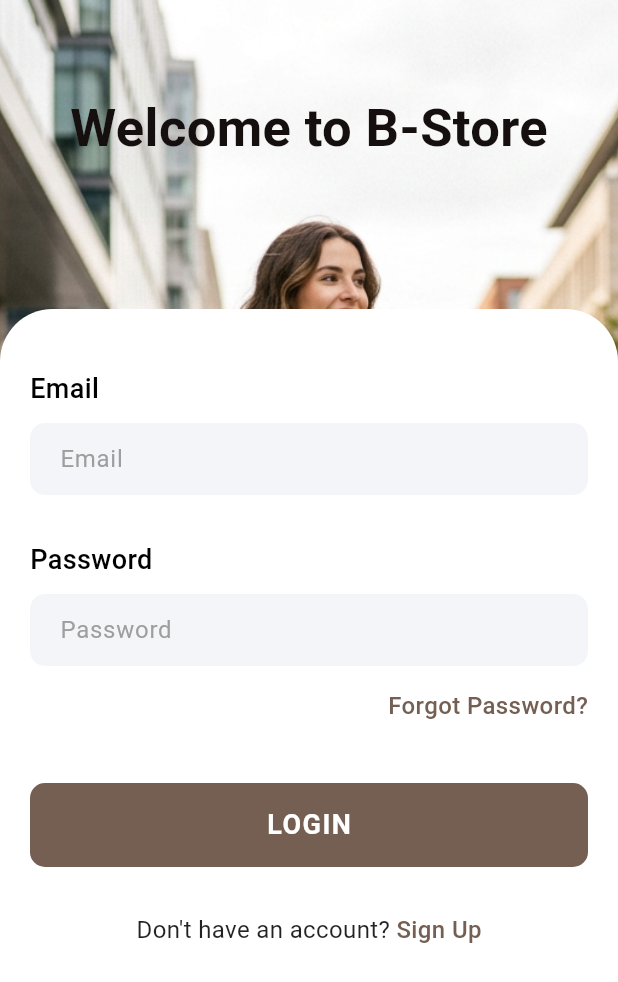
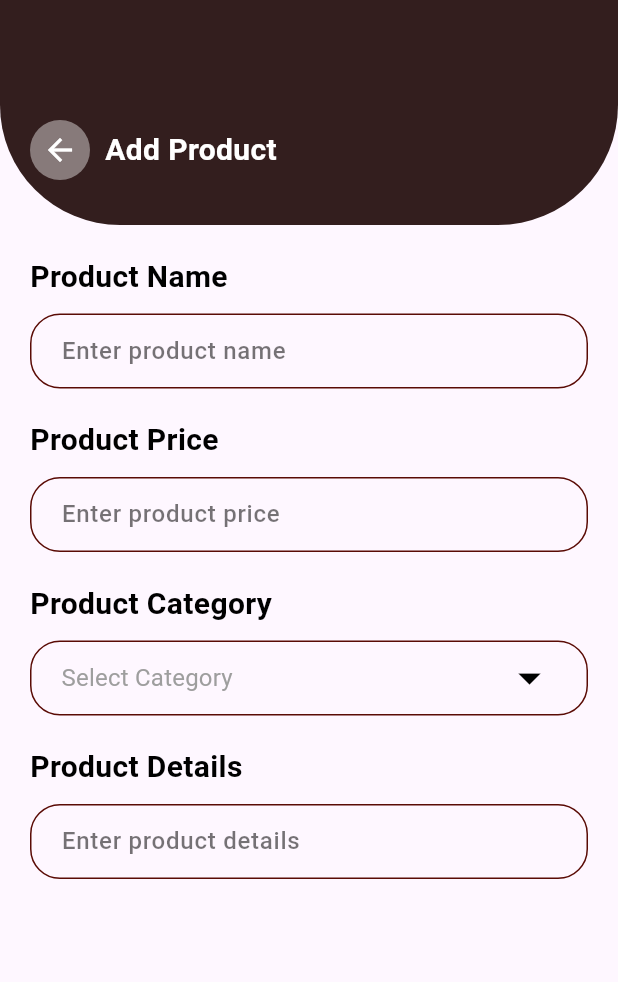
Before and after one commit to Alvinchisom/B-Store, a Flutter app: the screen it shows after launch, on a phone screen of 412 x 824 dp. Shown: the top 982 px of the screen. Run offline on Flutter 3.47's test engine with Material 3 defaults, Android fonts, the phone set to English and light mode, and no system bars; our stand-ins replace cloud_firestore, firebase_auth, firebase_core, random_string, shared_preferences; accounts and stored records are empty.

Commit message:
add_product

```diff
--- /dev/null
+++ b/lib/Admin/add_product.dart
@@ -0,0 +1,177 @@
+import 'package:b_store/widget/support_widget.dart';
+import 'package:flutter/material.dart';
+
+class AddProduct extends StatefulWidget {
+  const AddProduct({super.key});
+
+  @override
+  State<AddProduct> createState() => _AddProductState();
+}
+
+class _AddProductState extends State<AddProduct> {
+  final List<String> categoryitem = ['Watch', 'Laptop', 'TV', 'Headphone'];
+  String? value;
+
+  @override
+  Widget build(BuildContext context) {
+    return Scaffold(
+      body: Container(
+        child: Column(
+          crossAxisAlignment: CrossAxisAlignment.start,
+          children: [
+            Container(
+              height: 150,
+              decoration: BoxDecoration(
+                color: const Color.fromARGB(255, 51, 30, 30),
+                borderRadius: BorderRadius.only(
+                  bottomLeft: Radius.circular(80),
+                  bottomRight: Radius.circular(80),
+                ),
+              ),
+              child: Row(
+                children: [
+                  Container(
+                    margin: EdgeInsets.only(top: 50, left: 20),
+                    height: 40,
+                    width: 40,
+                    decoration: BoxDecoration(
+                      color: Color.fromARGB(115, 237, 235, 235),
+                      borderRadius: BorderRadius.circular(40),
+                    ),
+                    child: Icon(Icons.arrow_back, color: Colors.white),
+                  ),
+                  Container(
+                    margin: EdgeInsets.only(top: 50, left: 10),
+                    child: Text(
+                      "Add Product",
+                      style: AppWidget.boldTextstyle(20, Colors.white),
+                    ),
+                  ),
+                ],
+              ),
+            ),
+            SizedBox(height: 20),
+            Padding(
+              padding: const EdgeInsets.only(left: 20),
+              child: Text(
+                "Product Name",
+                style: AppWidget.boldTextstyle(20, Colors.black),
+              ),
+            ),
+            SizedBox(height: 10),
+            Container(
+              padding: EdgeInsets.only(left: 20),
+              margin: EdgeInsets.only(left: 20, right: 20),
+              decoration: BoxDecoration(
+                border: Border.all(color: Color.fromARGB(255, 90, 11, 5)),
+                borderRadius: BorderRadius.circular(20),
+              ),
+              child: TextField(
+                decoration: InputDecoration(
+                  border: InputBorder.none,
+                  hintText: "Enter product name",
+                  hintStyle: AppWidget.semiBoldTextstyle(16, Colors.black54),
+                ),
+              ),
+            ),
+            SizedBox(height: 20),
+            Padding(
+              padding: const EdgeInsets.only(left: 20),
+              child: Text(
+                "Product Price",
+                style: AppWidget.boldTextstyle(20, Colors.black),
+              ),
+            ),
+            SizedBox(height: 10),
+            Container(
+              padding: EdgeInsets.only(left: 20),
+              margin: EdgeInsets.only(left: 20, right: 20),
+              decoration: BoxDecoration(
+                border: Border.all(color: Color.fromARGB(255, 90, 11, 5)),
+                borderRadius: BorderRadius.circular(20),
+              ),
+              child: TextField(
+                decoration: InputDecoration(
+                  border: InputBorder.none,
+                  hintText: "Enter product price",
+                  hintStyle: AppWidget.semiBoldTextstyle(16, Colors.black54),
+                ),
+              ),
+            ),
+            SizedBox(height: 20),
+            Padding(
+              padding: const EdgeInsets.only(left: 20),
+              child: Text(
+                "Product Category",
+                style: AppWidget.boldTextstyle(20, Colors.black),
+              ),
+            ),
+            SizedBox(height: 10),
+            Container(
+              padding: EdgeInsets.symmetric(horizontal: 20.0),
+              margin: EdgeInsets.only(left: 20.0, right: 20.0),
+              decoration: BoxDecoration(
+                border: Border.all(color: Color.fromARGB(255, 90, 11, 5)),
+                borderRadius: BorderRadius.circular(20),
+              ),
+              child: DropdownButtonHideUnderline(
+                child: DropdownButton<String>(
+                  items: categoryitem
+                      .map(
+                        (item) => DropdownMenuItem(
+                          value: item,
+                          child: Text(
+                            item,
+                            style: AppWidget.semiBoldTextstyle(
+                              16,
+                              Colors.black,
+                            ),
+                          ),
+                        ),
+                      )
+                      .toList(),
+                  onChanged: (value) => setState(() {
+                    this.value = value;
+                  }),
+                  dropdownColor: Colors.white,
+                  hint: Text(
+                    "Select Category",
+                    style: AppWidget.lightTextstyle(16, Colors.grey),
+                  ),
+                  iconSize: 36,
+                  icon: Icon(Icons.arrow_drop_down, color: Colors.black),
+                  value: value,
+                  isExpanded: true,
+                ),
+              ),
+            ),
+            SizedBox(height: 20),
+            Padding(
+              padding: const EdgeInsets.only(left: 20),
+              child: Text(
+                "Product Details",
+                style: AppWidget.boldTextstyle(20, Colors.black),
+              ),
+            ),
+            SizedBox(height: 10),
+            Container(
+              padding: EdgeInsets.only(left: 20),
+              margin: EdgeInsets.only(left: 20, right: 20),
+              decoration: BoxDecoration(
+                border: Border.all(color: Color.fromARGB(255, 90, 11, 5)),
+                borderRadius: BorderRadius.circular(20),
+              ),
+              child: TextField(
+                decoration: InputDecoration(
+                  border: InputBorder.none,
+                  hintText: "Enter product details",
+                  hintStyle: AppWidget.semiBoldTextstyle(16, Colors.black54),
+                ),
+              ),
+            ),
+          ],
+        ),
+      ),
+    );
+  }
+}
--- a/lib/main.dart
+++ b/lib/main.dart
@@ -1,9 +1,7 @@
 import 'package:flutter/material.dart';
 import 'package:b_store/pages/login.dart';
-import 'package:b_store/pages/detail_page.dart';
-import 'package:b_store/pages/home.dart';
-import 'package:b_store/pages/signup.dart';
 import 'package:firebase_core/firebase_core.dart';
+import 'package:b_store/Admin/add_product.dart';
 
 void main() async {
   WidgetsFlutterBinding.ensureInitialized();
@@ -38,7 +36,7 @@ class MyApp extends StatelessWidget {
         // tested with just a hot reload.
         colorScheme: ColorScheme.fromSeed(seedColor: Colors.deepPurple),
       ),
-      home: Login(),
+      home: AddProduct(),
     );
   }
 }
--- a/lib/pages/detail_page.dart
+++ b/lib/pages/detail_page.dart
@@ -110,7 +110,7 @@ class _DetailPageState extends State<DetailPage> {
                       "Select Size",
                       style: AppWidget.boldTextstyle(18, Colors.black),
                     ),
-                    Container(
+                    SizedBox(
                       height: 50,
                       child: ListView(
                         scrollDirection: Axis.horizontal,
@@ -178,7 +178,7 @@ class _DetailPageState extends State<DetailPage> {
                       "Select Color",
                       style: AppWidget.boldTextstyle(18, Colors.black),
                     ),
-                    Container(
+                    SizedBox(
                       height: 50,
                       child: ListView(
                         scrollDirection: Axis.horizontal,
```
Also changed, not shown: lib/pages/login.dart (+95 -4 lines), lib/pages/signup.dart (+14 -6 lines), lib/services/shared_pref.dart (added, +50 -0 lines).
